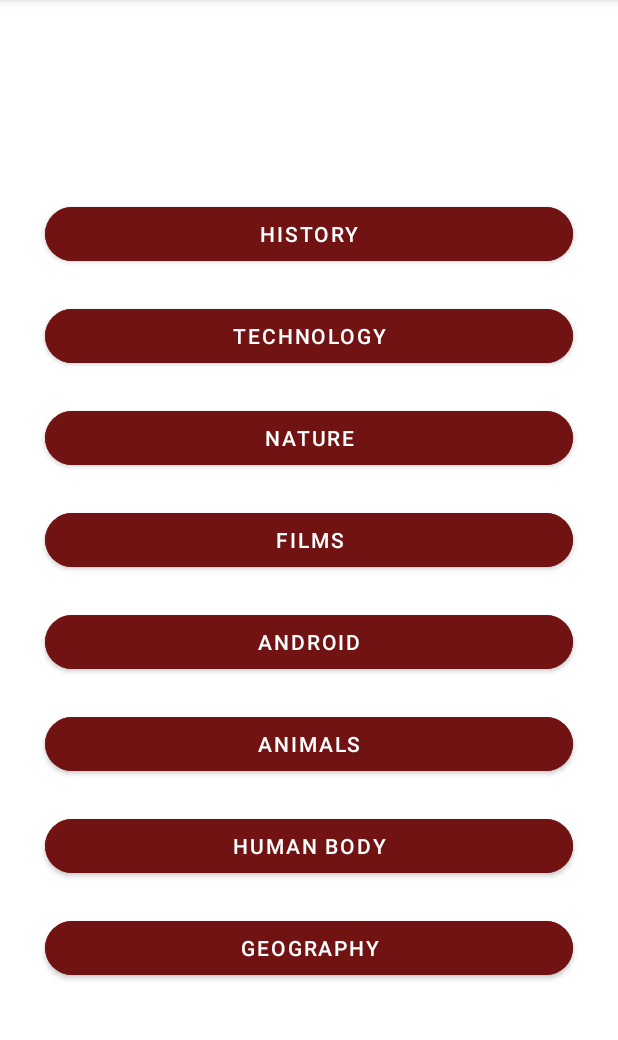
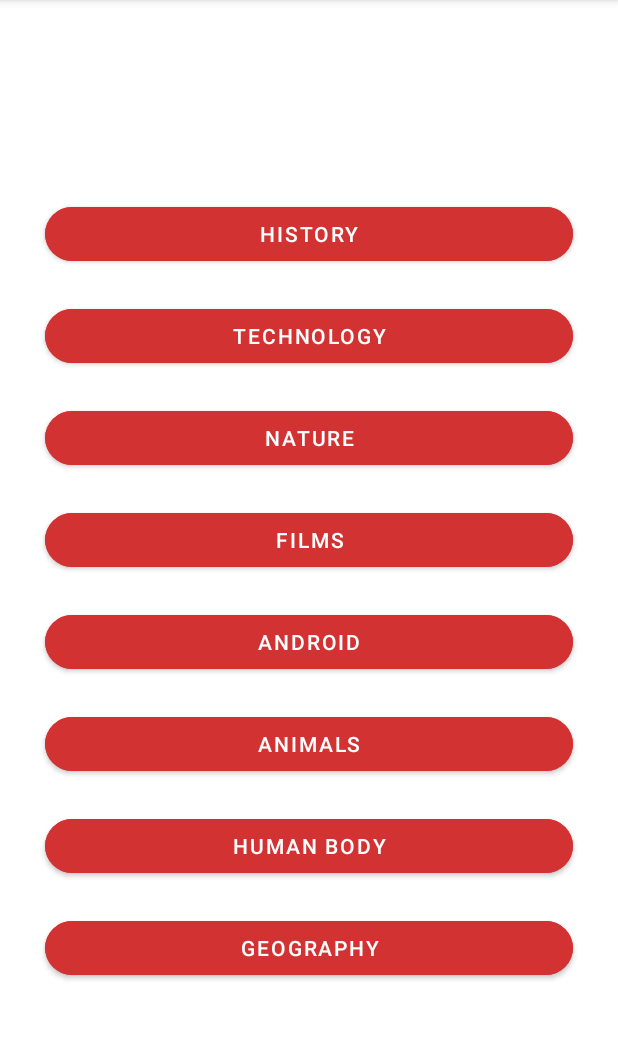
Before and after one commit to maria710/vamz_sem, an Android app: the CategoriesActivity screen opened directly, with no data from a screen before it, on a phone screen of 412 x 824 dp, the part 84-1124 px from its top. Run offline under Robolectric (Android 15) with nearby library versions, the phone set to English and light mode, and no system bars.

Commit message:
com10: added activities, logo on main picture

```diff
--- a/app/src/main/java/com/example/quizup/Category.kt
+++ /dev/null
@@ -1,4 +0,0 @@
-package com.example.quizup
-
-class Category {
-}
--- a/app/src/main/java/com/example/quizup/Login.kt
+++ b/app/src/main/java/com/example/quizup/Login.kt
@@ -14,6 +14,9 @@ class Login : AppCompatActivity() {
     private var nameOfPlayer: AppCompatEditText? = null
         get() {return field }
 
+    /**
+     * vytvorenie mena hraca a nasledne presunutie sa do kategorii
+     */
     override fun onCreate(savedInstanceState: Bundle?) {
         super.onCreate(savedInstanceState)
         setContentView(R.layout.activity_login)
--- a/app/src/main/java/com/example/quizup/MainActivity.kt
+++ b/app/src/main/java/com/example/quizup/MainActivity.kt
@@ -8,6 +8,9 @@ import android.widget.Button
 
 class MainActivity : AppCompatActivity() {
 
+    /**
+     * presunutie sa na login
+     */
     override fun onCreate(savedInstanceState: Bundle?) {
         super.onCreate(savedInstanceState)
         setContentView(R.layout.activity_main)
--- a/app/src/main/java/com/example/quizup/Question.kt
+++ b/app/src/main/java/com/example/quizup/Question.kt
@@ -1,8 +1,10 @@
 package com.example.quizup
 
+/**
+ * ulozenie textov odpovedi a otazky pre jednu otazku
+ */
 data class Question (
     val text: String,
-    //val category: Category,
     val answer1: String,
     val answer2: String,
     val answer3: String,
--- a/app/src/main/res/layout/activity_categories.xml
+++ b/app/src/main/res/layout/activity_categories.xml
@@ -4,17 +4,6 @@
     xmlns:tools="http://schemas.android.com/tools"
     android:layout_width="match_parent"
     android:layout_height="match_parent">
-
-<!--    <androidx.appcompat.widget.Toolbar-->
-<!--        android:id="@+id/toolbar"-->
-<!--        android:layout_width="0dp"-->
-<!--        android:layout_height="wrap_content"-->
-<!--        android:background="@color/app_theme"-->
-<!--        android:minHeight="?attr/actionBarSize"-->
-<!--        android:theme="?attr/actionBarTheme"-->
-<!--        app:layout_constraintEnd_toEndOf="parent"-->
-<!--        app:layout_constraintStart_toStartOf="parent"-->
-<!--        app:layout_constraintTop_toTopOf="parent" />-->
 
     <LinearLayout
         android:layout_width="0dp"
@@ -35,7 +24,7 @@
             android:layout_marginStart="30dp"
             android:layout_marginTop="20dp"
             android:layout_marginEnd="30dp"
-            android:backgroundTint="@color/dark_red"
+            android:backgroundTint="@color/app_theme"
             android:onClick="history"
             android:text="@string/history"
             app:cornerRadius="20dp"
@@ -49,7 +38,8 @@
             android:layout_marginStart="30dp"
             android:layout_marginTop="20dp"
             android:layout_marginEnd="30dp"
-            android:backgroundTint="@color/dark_red"
+            android:backgroundTint="@color/app_theme"
+            android:onClick="technology"
             android:text="@string/technology"
             app:cornerRadius="20dp"
             app:layout_constraintEnd_toEndOf="parent"
@@ -62,7 +52,8 @@
             android:layout_marginStart="30dp"
             android:layout_marginTop="20dp"
             android:layout_marginEnd="30dp"
-            android:backgroundTint="@color/dark_red"
+            android:backgroundTint="@color/app_theme"
+            android:onClick="nature"
             android:text="@string/nature"
             app:cornerRadius="20dp"
             app:layout_constraintEnd_toEndOf="parent"
@@ -75,7 +66,8 @@
             android:layout_marginStart="30dp"
             android:layout_marginTop="20dp"
             android:layout_marginEnd="30dp"
-            android:backgroundTint="@color/dark_red"
+            android:backgroundTint="@color/app_theme"
+            android:onClick="films"
             android:text="Films"
             app:cornerRadius="20dp"
             app:layout_constraintEnd_toEndOf="parent"
@@ -88,7 +80,8 @@
             android:layout_marginStart="30dp"
             android:layout_marginTop="20dp"
             android:layout_marginEnd="30dp"
-            android:backgroundTint="@color/dark_red"
+            android:backgroundTint="@color/app_theme"
+            android:onClick="androids"
             android:text="@string/android"
             app:cornerRadius="20dp"
             app:layout_constraintEnd_toEndOf="parent"
@@ -101,7 +94,8 @@
             android:layout_marginStart="30dp"
             android:layout_marginTop="20dp"
             android:layout_marginEnd="30dp"
-            android:backgroundTint="@color/dark_red"
+            android:backgroundTint="@color/app_theme"
+            android:onClick="animals"
             android:text="@string/animals"
             app:cornerRadius="20dp"
             app:layout_constraintEnd_toEndOf="parent"
@@ -114,7 +108,8 @@
             android:layout_marginStart="30dp"
             android:layout_marginTop="20dp"
             android:layout_marginEnd="30dp"
-            android:backgroundTint="@color/dark_red"
+            android:backgroundTint="@color/app_theme"
+            android:onClick="humanBody"
             android:text="Human Body"
             app:cornerRadius="20dp"
             app:layout_constraintEnd_toEndOf="parent"
@@ -127,7 +122,8 @@
             android:layout_marginStart="30dp"
             android:layout_marginTop="20dp"
             android:layout_marginEnd="30dp"
-            android:backgroundTint="@color/dark_red"
+            android:backgroundTint="@color/app_theme"
+            android:onClick="geography"
             android:text="Geography"
             app:cornerRadius="20dp"
             app:layout_constraintEnd_toEndOf="parent"
```
Also changed, not shown: app/src/main/java/com/example/quizup/CategoriesActivity.kt (+80 -5 lines), app/src/main/java/com/example/quizup/FinishActivity.kt (+4 -3 lines), app/src/main/java/com/example/quizup/QuestionActivity.kt (+11 -1 lines), app/src/main/java/com/example/quizup/Questions.kt (+129 -2 lines), app/src/main/res/layout/activity_finish.xml (+3 -16 lines).
